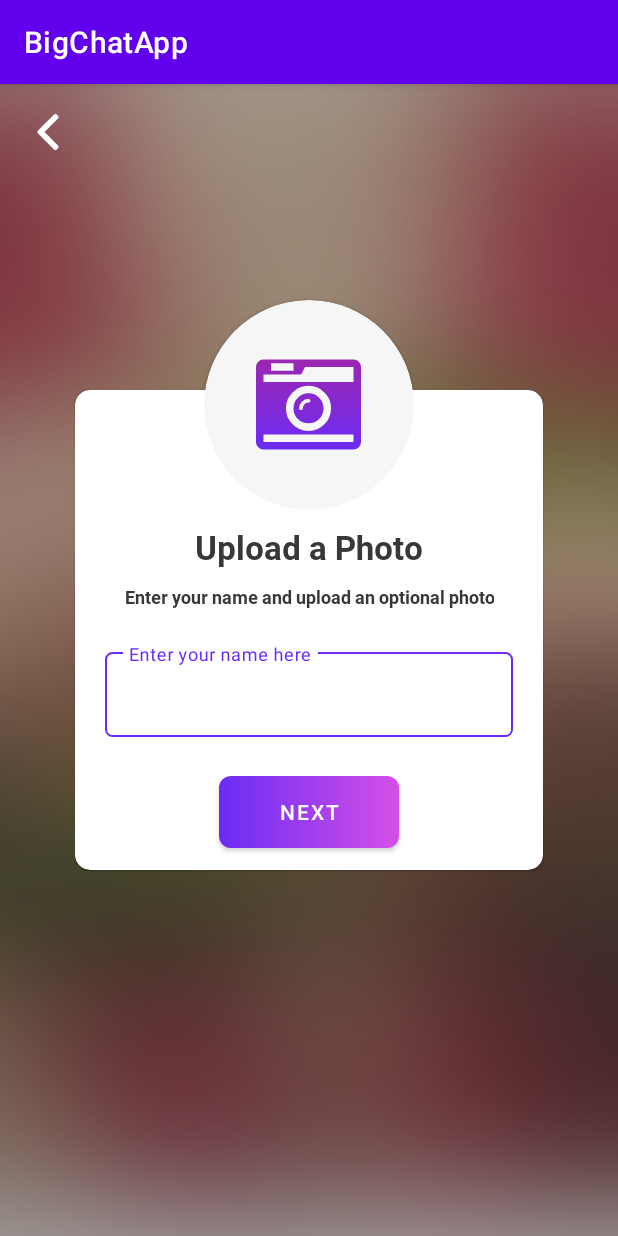
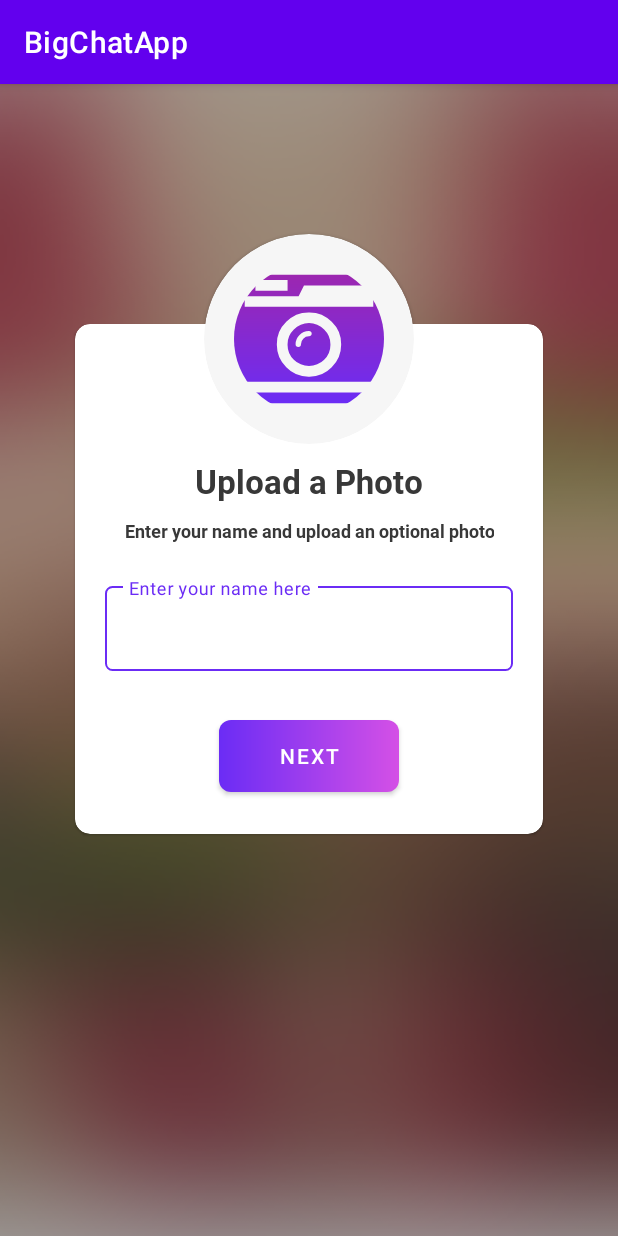
Before and after one commit to alizahid1996/BigChatApp, an Android app: the UserProfileDialogActivity screen opened directly, with no data from a screen before it, on a phone screen of 412 x 824 dp. Run offline under Robolectric (Android 15) with nearby library versions, the phone set to English and light mode, and no system bars; our stand-ins replace CircleImageView; Roboto replaces fonts that are not available here; 1 statement that could not run was skipped.

Commit message:
commit 114 push ali

```diff
--- /dev/null
+++ b/app/src/main/java/com/example/bigchatapp/Constants.java
@@ -0,0 +1,6 @@
+package com.example.bigchatapp;
+
+public class Constants {
+    public static final int CAMERA_PERMISSION_CODE = 1;
+    public static final int CAMERA_IMAGE_CODE = 10;
+}
--- a/app/src/main/java/com/example/bigchatapp/Dashboard/DashboardActivity.java
+++ b/app/src/main/java/com/example/bigchatapp/Dashboard/DashboardActivity.java
@@ -15,6 +15,7 @@ import android.view.View;
 import android.widget.Toast;
 
 import com.example.bigchatapp.Adapters.FragmentAdapter;
+import com.example.bigchatapp.ChatModule.ChatActivity;
 import com.example.bigchatapp.Menu.SettingActivity;
 import com.example.bigchatapp.R;
 import com.example.bigchatapp.databinding.ActivityDashboardBinding;
@@ -54,6 +55,11 @@ public class DashboardActivity extends AppCompatActivity {
                             case R.id.logout:
                                 Toast.makeText(DashboardActivity.this, "Opens a Logout Dialog", Toast.LENGTH_SHORT).show();
                                 break;
+
+                            case R.id.chat:
+                                Intent in = new Intent(DashboardActivity.this, ChatActivity.class);
+                                startActivity(in);
+                                break;
                         }
 
                         return false;
--- a/app/src/main/java/com/example/bigchatapp/OnBoarding/OtpVerifyActivity.java
+++ b/app/src/main/java/com/example/bigchatapp/OnBoarding/OtpVerifyActivity.java
@@ -7,6 +7,7 @@ import android.os.Bundle;
 
 import com.example.bigchatapp.Dashboard.DashboardActivity;
 import com.example.bigchatapp.R;
+import com.example.bigchatapp.UserProfileDialogActivity;
 import com.example.bigchatapp.databinding.ActivityOtpVerifyBinding;
 
 public class OtpVerifyActivity extends AppCompatActivity {
@@ -27,7 +28,7 @@ public class OtpVerifyActivity extends AppCompatActivity {
         });
 
         binding.submitOTP.setOnClickListener(v -> {
-            Intent intent = new Intent(OtpVerifyActivity.this, DashboardActivity.class);
+            Intent intent = new Intent(OtpVerifyActivity.this, UserProfileDialogActivity.class);
             startActivity(intent);
         });
     }
--- a/app/src/main/java/com/example/bigchatapp/SplashActivity.java
+++ b/app/src/main/java/com/example/bigchatapp/SplashActivity.java
@@ -31,7 +31,7 @@ public class SplashActivity extends AppCompatActivity {
 
         new Handler(Looper.getMainLooper()).postDelayed(() -> {
 
-            startActivity(new Intent(context, DashboardActivity.class));
+            startActivity(new Intent(context, OnBoardingActivity.class));
             finish();
 
 
--- a/app/src/main/java/com/example/bigchatapp/UserProfileDialogActivity.java
+++ b/app/src/main/java/com/example/bigchatapp/UserProfileDialogActivity.java
@@ -1,14 +1,80 @@
 package com.example.bigchatapp;
 
+import androidx.annotation.NonNull;
+import androidx.annotation.RequiresApi;
 import androidx.appcompat.app.AppCompatActivity;
 
+import android.Manifest;
+import android.app.Activity;
+import android.content.Intent;
+import android.content.pm.PackageManager;
+import android.graphics.Bitmap;
+import android.os.Build;
 import android.os.Bundle;
+import android.view.View;
+import android.widget.Toast;
+
+import com.example.bigchatapp.Dashboard.DashboardActivity;
+import com.example.bigchatapp.databinding.ActivityUserProfileDialogBinding;
+
+import static com.example.bigchatapp.Constants.CAMERA_IMAGE_CODE;
+import static com.example.bigchatapp.Constants.CAMERA_PERMISSION_CODE;
 
 public class UserProfileDialogActivity extends AppCompatActivity {
+
+    ActivityUserProfileDialogBinding binding;
+    Bitmap personImageBitmap = null;
 
     @Override
     protected void onCreate(Bundle savedInstanceState) {
         super.onCreate(savedInstanceState);
-        setContentView(R.layout.activity_user_profile_dialog);
+        binding = ActivityUserProfileDialogBinding.inflate(getLayoutInflater());
+        setContentView(binding.getRoot());
+
+        binding.nextButton.setOnClickListener(new View.OnClickListener() {
+            @Override
+            public void onClick(View view) {
+                Intent i = new Intent(UserProfileDialogActivity.this, DashboardActivity.class);
+                startActivity(i);
+                finish();
+            }
+        });
+
+        binding.peronImage.setOnClickListener(new View.OnClickListener() {
+            @RequiresApi(api = Build.VERSION_CODES.M)
+            @Override
+            public void onClick(View view) {
+                if (UserProfileDialogActivity.this.checkSelfPermission(Manifest.permission.CAMERA) != PackageManager.PERMISSION_GRANTED)
+                    requestPermissions(new String[]{Manifest.permission.CAMERA}, CAMERA_PERMISSION_CODE);
+                else {
+                    Intent cameraIntent = new Intent(android.provider.MediaStore.ACTION_IMAGE_CAPTURE);
+                    startActivityForResult(cameraIntent, CAMERA_IMAGE_CODE);
+                }
+            }
+        });
+    }
+
+    @Override
+    public void onActivityResult(int requestCode, int resultCode, Intent imageReturnedIntent) {
+        super.onActivityResult(requestCode, resultCode, imageReturnedIntent);
+        if (requestCode == CAMERA_IMAGE_CODE && resultCode == Activity.RESULT_OK) {
+            personImageBitmap = (Bitmap) imageReturnedIntent.getExtras().get("data");
+            binding.peronImage.setImageBitmap(personImageBitmap);
+
+        }
+    }
+
+    @Override
+    public void onRequestPermissionsResult(int requestCode, @NonNull String[] permissions, @NonNull int[] grantResults) {
+        super.onRequestPermissionsResult(requestCode, permissions, grantResults);
+        if (requestCode == CAMERA_PERMISSION_CODE) {
+            if (grantResults[0] == PackageManager.PERMISSION_GRANTED) {
+                Toast.makeText(UserProfileDialogActivity.this, "Camera permission granted", Toast.LENGTH_LONG).show();
+                Intent cameraIntent = new Intent(android.provider.MediaStore.ACTION_IMAGE_CAPTURE);
+                startActivityForResult(cameraIntent, CAMERA_IMAGE_CODE);
+            } else {
+                Toast.makeText(UserProfileDialogActivity.this, "Camera permission denied", Toast.LENGTH_LONG).show();
+            }
+        }
     }
 }
--- a/app/src/main/res/layout/activity_user_profile_dialog.xml
+++ b/app/src/main/res/layout/activity_user_profile_dialog.xml
@@ -8,38 +8,17 @@
     android:background="@drawable/blur_background"
     tools:context=".UserProfileDialogActivity">
 
-    <!-- Back Button -->
-    <LinearLayout
-        android:id="@+id/linear5"
-        app:layout_constraintTop_toTopOf="parent"
-        app:layout_constraintStart_toStartOf="parent"
-        app:layout_constraintEnd_toEndOf="parent"
-        android:orientation="vertical"
-        android:layout_width="match_parent"
-        android:layout_height="wrap_content">
-
-        <ImageView
-            android:id="@+id/ivBackButton"
-            android:background="@drawable/back_button_icon"
-            android:layout_marginTop="20dp"
-            android:layout_marginLeft="20dp"
-            android:layout_width="wrap_content"
-            android:layout_height="wrap_content"/>
-
-    </LinearLayout>
-
-
 
     <com.google.android.material.card.MaterialCardView
         android:id="@+id/card"
         android:layout_width="match_parent"
         app:cardUseCompatPadding="false"
         android:layout_marginHorizontal="50dp"
-        android:layout_height="320dp"
+        android:layout_height="340dp"
         android:layout_marginTop="160dp"
         app:layout_constraintStart_toStartOf="parent"
         app:layout_constraintEnd_toEndOf="parent"
-        app:layout_constraintTop_toBottomOf="@id/linear5"
+        app:layout_constraintTop_toBottomOf="parent"
         app:cardCornerRadius="10dp">
 
         <!--  container TextViews -->
@@ -100,16 +79,16 @@
                     android:layout_width="match_parent"
                     android:layout_height="wrap_content"
                     android:ellipsize="end"
-                    android:inputType="number"
+                    android:inputType="text"
                     android:maxLines="1" />
 
             </com.google.android.material.textfield.TextInputLayout>
 
             <com.google.android.material.button.MaterialButton
-                android:id="@+id/btnTakePhoto"
+                android:id="@+id/nextButton"
                 android:layout_width="120dp"
                 android:layout_height="wrap_content"
-                android:layout_marginTop="5dp"
+                android:layout_marginTop="12dp"
                 android:background="@drawable/btn_gradient"
                 android:text="Next"
                 app:backgroundTint="@null"
@@ -128,19 +107,19 @@
         app:cardCornerRadius="100dp"
         app:cardBackgroundColor="#F6F6F6"
         android:layout_gravity="center"
-        android:layout_marginTop="-380dp"
+        android:layout_marginTop="-400dp"
         android:src="@drawable/ic_launcher_background"
         android:elevation="10dp"
         app:layout_constraintEnd_toEndOf="parent"
         app:layout_constraintStart_toStartOf="parent"
         app:layout_constraintTop_toBottomOf="@+id/card" >
 
-        <ImageView
+        <de.hdodenhof.circleimageview.CircleImageView
             android:id="@+id/peronImage"
             android:src="@drawable/ic_photo"
             android:layout_gravity="center"
-            android:layout_width="70dp"
-            android:layout_height="70dp"/>
+            android:layout_width="100dp"
+            android:layout_height="100dp"/>
 
     </com.google.android.material.card.MaterialCardView>
 
--- a/app/src/main/res/menu/dashboard_menu.xml
+++ b/app/src/main/res/menu/dashboard_menu.xml
@@ -7,5 +7,6 @@
         android:id="@+id/setting"/>
     <item android:title="Logout"
         android:id="@+id/logout"/>
-
+    <item android:title="Chat"
+        android:id="@+id/chat"/>
 </menu>
```
Also changed, not shown: app/src/main/AndroidManifest.xml (+10 -4 lines), app/src/main/java/com/example/bigchatapp/ChatModule/ChatActivity.java (+9 -0 lines), app/src/main/res/layout/activity_chat.xml (+3 -7 lines), app/src/main/res/layout/activity_setting.xml (+6 -17 lines).
